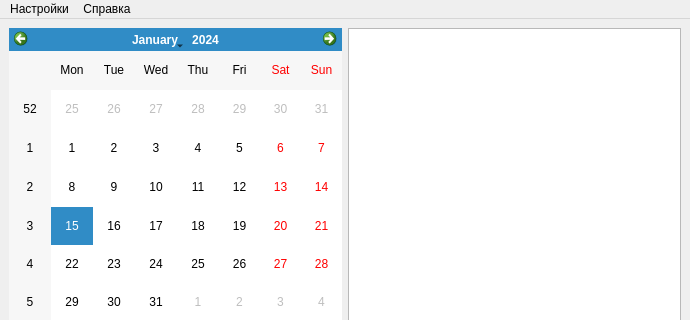
The window that redcardsdesigner.ui (egorshustov/pyredcards) describes before a commit, drawn with Qt 5; both pictures show x 0 to 690 and y 0 to 320 of the 690 by 679 pixel window.
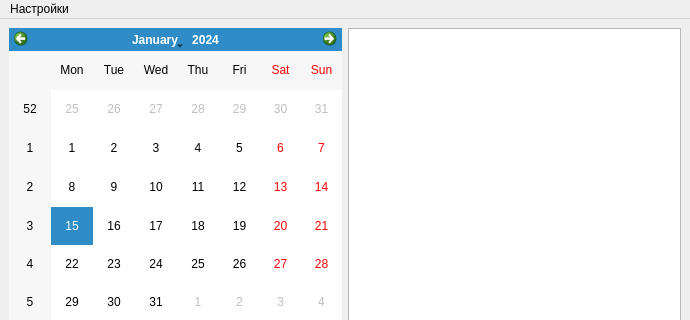
The same window after the commit. Icons and pictures are not drawn.

Commit message: all checkboxes now can be inverted by user

The edit to the form file:
```diff
--- a/redcardsdesigner.ui
+++ b/redcardsdesigner.ui
@@ -67,17 +67,10 @@
    </property>
    <widget class="QMenu" name="menu">
     <property name="title">
-     <string>Справка</string>
-    </property>
-    <addaction name="action"/>
-   </widget>
-   <widget class="QMenu" name="menu_2">
-    <property name="title">
      <string>Настройки</string>
     </property>
     <addaction name="action_2"/>
    </widget>
-   <addaction name="menu_2"/>
    <addaction name="menu"/>
   </widget>
   <widget class="QStatusBar" name="statusbar"/>
```
Left out of the diff: 7 changed lines with no effect on the pictures. The commit also changes 1 other file.
